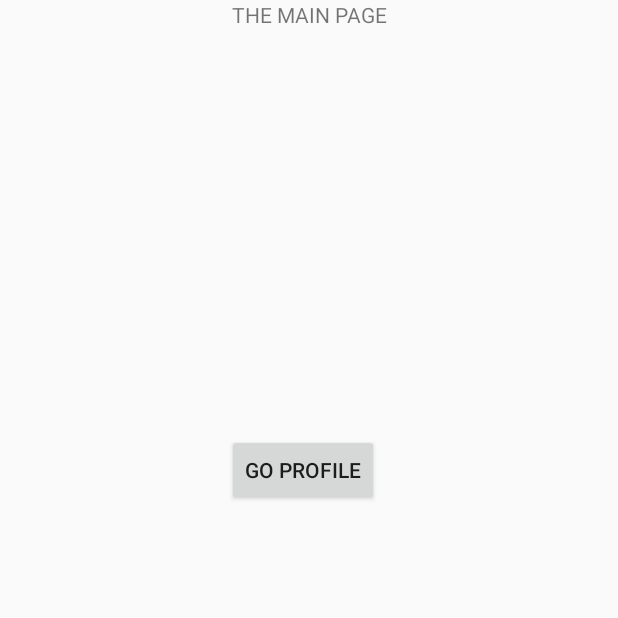
After one commit to MarcSagues/A_Favour, an Android app: the MainPage screen opened directly, with no data from a screen before it, on a phone screen of 412 x 824 dp, the top half of it. The commit adds this screen. Run offline under Robolectric (Android 15) with nearby library versions, the phone set to English and light mode, and no system bars.

Commit message:
Back button amb la funció nativa de android de tirar enrrer Creada la Main Page (molt per sobre)

```diff
--- a/app/src/main/AndroidManifest.xml
+++ b/app/src/main/AndroidManifest.xml
@@ -15,6 +15,7 @@
         android:supportsRtl="true"
         android:theme="@style/AppTheme.NoActionBar"
         android:name=".App">
+        <activity android:name=".Views.MainPage"></activity>
         <activity android:name=".Views.RegisterView"></activity>
         <activity android:name=".Views.ProfileView"></activity>
         <activity android:name=".Views.LoginView">
--- a/app/src/main/java/cat/udl/tidic/a_favour/Views/LoginView.java
+++ b/app/src/main/java/cat/udl/tidic/a_favour/Views/LoginView.java
@@ -57,7 +57,7 @@ public class LoginView extends AppCompatActivity {
     public void checkLogin()
     {
         //Comprobar si hi ha token guardat
-        if (PreferencesProvider.existToken("token")) { openProfile(); }
+        if (PreferencesProvider.existToken("token")) { openMainPage();}
     }
 
     public void setButtonListeners()
@@ -77,9 +77,9 @@ public class LoginView extends AppCompatActivity {
         });
     }
 
-    public void openProfile()
+    public void openMainPage()
     {
-        Intent intent = new Intent (getApplicationContext(), ProfileView.class);
+        Intent intent = new Intent (getApplicationContext(), MainPage.class);
         startActivity(intent);
     }
 
--- /dev/null
+++ b/app/src/main/java/cat/udl/tidic/a_favour/Views/MainPage.java
@@ -0,0 +1,46 @@
+package cat.udl.tidic.a_favour.Views;
+
+import android.content.Intent;
+import android.os.Bundle;
+import android.view.View;
+import android.widget.Button;
+
+import androidx.appcompat.app.AppCompatActivity;
+
+import cat.udl.tidic.a_favour.R;
+
+public class MainPage  extends AppCompatActivity
+{
+    private Button goToProfile;
+
+    @Override
+    protected void onCreate(Bundle savedInstanceState)
+    {
+        super.onCreate(savedInstanceState);
+        setContentView(R.layout.activity_main_page);
+        getAllActivityData();
+        addListeners();
+
+    }
+    private void getAllActivityData()
+    {
+        goToProfile = findViewById(R.id.goProfile);
+
+    }
+    private void addListeners()
+    {
+        goToProfile.setOnClickListener(new View.OnClickListener() {
+            @Override
+            public void onClick(View v) {
+                goToProfile();
+            }
+        });
+    }
+
+    void goToProfile()
+    {
+        Intent intent = new Intent (this, ProfileView.class);
+        startActivityForResult(intent, 0);
+    }
+
+}
--- a/app/src/main/java/cat/udl/tidic/a_favour/models/LoginViewModel.java
+++ b/app/src/main/java/cat/udl/tidic/a_favour/models/LoginViewModel.java
@@ -54,7 +54,7 @@ public class LoginViewModel
                         token = token.substring(2, token.length()-2);
                         setToken(token);
                         Log.d("Login completed", token);
-                        loginView.openProfile();
+                        loginView.openMainPage();
 
                     } catch (IOException e) {
                         e.printStackTrace();
--- /dev/null
+++ b/app/src/main/res/layout/activity_main_page.xml
@@ -0,0 +1,29 @@
+<?xml version="1.0" encoding="utf-8"?>
+<androidx.constraintlayout.widget.ConstraintLayout
+    xmlns:android="http://schemas.android.com/apk/res/android"
+    xmlns:app="http://schemas.android.com/apk/res-auto"
+    xmlns:tools="http://schemas.android.com/tools"
+    android:layout_width="match_parent"
+    android:layout_height="match_parent">
+
+    <Button
+        android:id="@+id/goProfile"
+        android:layout_width="wrap_content"
+        android:layout_height="wrap_content"
+        android:text="GO PROFILE"
+        app:layout_constraintBottom_toBottomOf="parent"
+        app:layout_constraintEnd_toEndOf="parent"
+        app:layout_constraintHorizontal_bias="0.488"
+        app:layout_constraintStart_toStartOf="parent"
+        app:layout_constraintTop_toTopOf="parent"
+        app:layout_constraintVertical_bias="0.373" />
+
+    <TextView
+        android:layout_width="wrap_content"
+        android:layout_height="wrap_content"
+        android:text="THE MAIN PAGE"
+        app:layout_constraintEnd_toEndOf="parent"
+        app:layout_constraintStart_toStartOf="parent"
+        tools:layout_editor_absoluteY="79dp" />
+
+</androidx.constraintlayout.widget.ConstraintLayout>
```
Also changed, not shown: app/src/main/java/cat/udl/tidic/a_favour/Views/ProfileView.java (+9 -3 lines).
